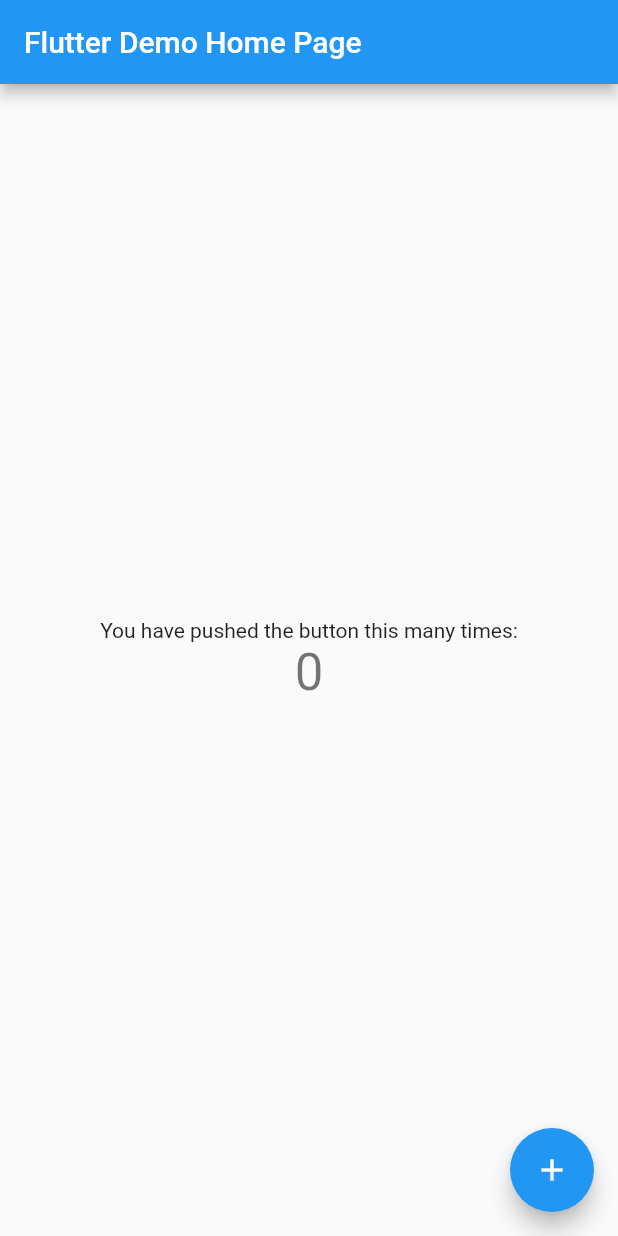
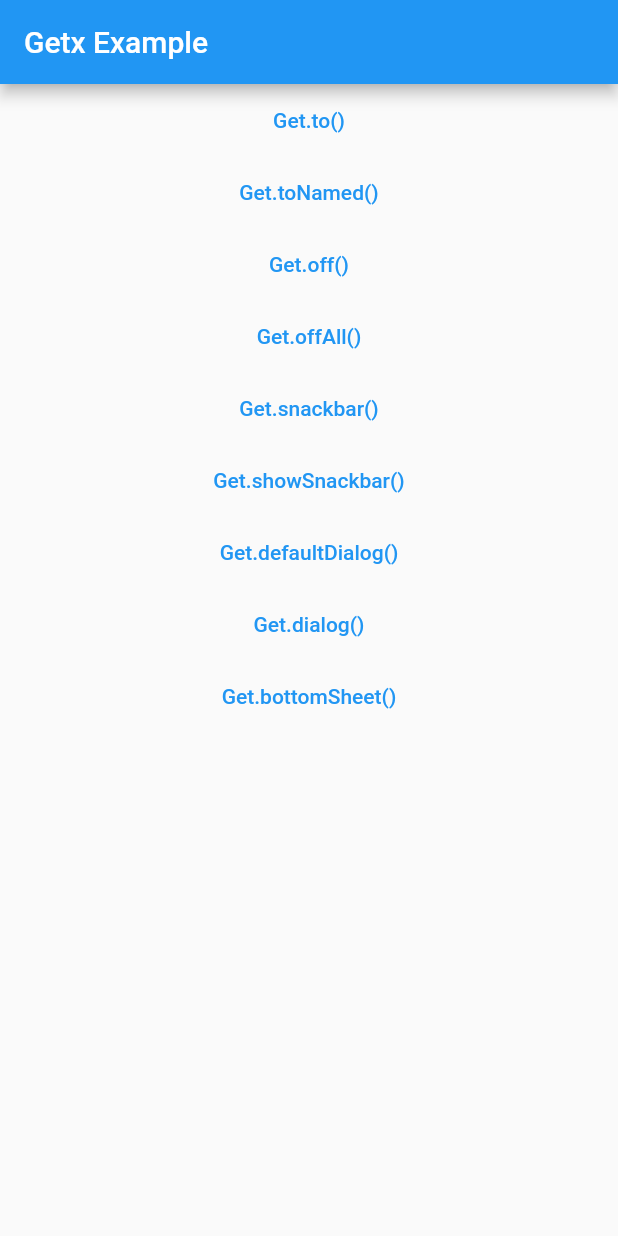
Before and after one commit to JangInHwa/flutter-getx-practice-1, a Flutter app: the screen it shows after launch, on a phone screen of 412 x 824 dp. Run offline on Flutter 3.47's test engine with Material 2 defaults, Android fonts, the phone set to English and light mode, and no system bars; our stand-ins replace get.

```diff
--- a/lib/main.dart
+++ b/lib/main.dart
@@ -1,4 +1,5 @@
 import 'package:flutter/material.dart';
+import 'package:get/get.dart';
 
 void main() {
   runApp(const MyApp());
@@ -7,109 +8,103 @@
 class MyApp extends StatelessWidget {
   const MyApp({Key? key}) : super(key: key);
 
-  // This widget is the root of your application.
   @override
   Widget build(BuildContext context) {
-    return MaterialApp(
+    return GetMaterialApp(
       title: 'Flutter Demo',
       theme: ThemeData(
-        // This is the theme of your application.
-        //
-        // Try running your application with "flutter run". You'll see the
-        // application has a blue toolbar. Then, without quitting the app, try
-        // changing the primarySwatch below to Colors.green and then invoke
-        // "hot reload" (press "r" in the console where you ran "flutter run",
-        // or simply save your changes to "hot reload" in a Flutter IDE).
-        // Notice that the counter didn't reset back to zero; the application
-        // is not restarted.
         primarySwatch: Colors.blue,
       ),
-      home: const MyHomePage(title: 'Flutter Demo Home Page'),
+      debugShowCheckedModeBanner: false,
+      home: const MyHomePage(),
+      getPages: [
+        GetPage(name: '/next', page: () => const NextPage()),
+      ],
     );
   }
 }
 
-class MyHomePage extends StatefulWidget {
-  const MyHomePage({Key? key, required this.title}) : super(key: key);
-
-  // This widget is the home page of your application. It is stateful, meaning
-  // that it has a State object (defined below) that contains fields that affect
-  // how it looks.
-
-  // This class is the configuration for the state. It holds the values (in this
-  // case the title) provided by the parent (in this case the App widget) and
-  // used by the build method of the State. Fields in a Widget subclass are
-  // always marked "final".
-
-  final String title;
-
-  @override
-  State<MyHomePage> createState() => _MyHomePageState();
-}
-
-class _MyHomePageState extends State<MyHomePage> {
-  int _counter = 0;
-
-  void _incrementCounter() {
-    setState(() {
-      // This call to setState tells the Flutter framework that something has
-      // changed in this State, which causes it to rerun the build method below
-      // so that the display can reflect the updated values. If we changed
-      // _counter without calling setState(), then the build method would not be
-      // called again, and so nothing would appear to happen.
-      _counter++;
-    });
-  }
+class MyHomePage extends StatelessWidget {
+  const MyHomePage({Key? key}) : super(key: key);
 
   @override
   Widget build(BuildContext context) {
-    // This method is rerun every time setState is called, for instance as done
-    // by the _incrementCounter method above.
-    //
-    // The Flutter framework has been optimized to make rerunning build methods
-    // fast, so that you can just rebuild anything that needs updating rather
-    // than having to individually change instances of widgets.
     return Scaffold(
       appBar: AppBar(
-        // Here we take the value from the MyHomePage object that was created by
-        // the App.build method, and use it to set our appbar title.
-        title: Text(widget.title),
+        title: const Text('Getx Example'),
       ),
-      body: Center(
-        // Center is a layout widget. It takes a single child and positions it
-        // in the middle of the parent.
-        child: Column(
-          // Column is also a layout widget. It takes a list of children and
-          // arranges them vertically. By default, it sizes itself to fit its
-          // children horizontally, and tries to be as tall as its parent.
-          //
-          // Invoke "debug painting" (press "p" in the console, choose the
-          // "Toggle Debug Paint" action from the Flutter Inspector in Android
-          // Studio, or the "Toggle Debug Paint" command in Visual Studio Code)
-          // to see the wireframe for each widget.
-          //
-          // Column has various properties to control how it sizes itself and
-          // how it positions its children. Here we use mainAxisAlignment to
-          // center the children vertically; the main axis here is the vertical
-          // axis because Columns are vertical (the cross axis would be
-          // horizontal).
-          mainAxisAlignment: MainAxisAlignment.center,
-          children: <Widget>[
-            const Text(
-              'You have pushed the button this many times:',
-            ),
-            Text(
-              '$_counter',
-              style: Theme.of(context).textTheme.headline4,
-            ),
-          ],
-        ),
+      body: ListView(
+        children: [
+          TextButton(
+            child: const Text('Get.to()'),
+            onPressed: () {
+              Get.to(() => const NextPage());
+            },
+          ),
+          TextButton(
+            child: const Text('Get.toNamed()'),
+            onPressed: () {
+              Get.toNamed('/next');
+            },
+          ),
+          TextButton(
+            child: const Text('Get.off()'),
+            onPressed: () {
+              Get.to(() => const GetOffPage());
+            },
+          ),
+          TextButton(child: const Text('Get.offAll()'), onPressed: () {}),
+          TextButton(child: const Text('Get.snackbar()'), onPressed: () {}),
+          TextButton(child: const Text('Get.showSnackbar()'), onPressed: () {}),
+          TextButton(child: const Text('Get.defaultDialog()'), onPressed: () {}),
+          TextButton(child: const Text('Get.dialog()'), onPressed: () {}),
+          TextButton(child: const Text('Get.bottomSheet()'), onPressed: () {}),
+        ],
       ),
-      floatingActionButton: FloatingActionButton(
-        onPressed: _incrementCounter,
-        tooltip: 'Increment',
-        child: const Icon(Icons.add),
-      ), // This trailing comma makes auto-formatting nicer for build methods.
     );
   }
 }
+
+class NextPage extends StatelessWidget {
+  const NextPage({Key? key}) : super(key: key);
+
+  @override
+  Widget build(BuildContext context) {
+    return Scaffold(
+      appBar: AppBar(
+        title: const Text('Next Page'),
+      ),
+      body: ListView(
+        children: [
+          TextButton(
+            onPressed: () {
+              Get.back();
+            },
+            child: const Text('Get.back()'),
+          ),
+        ],
+      ),
+    );
+  }
+}
+
+class GetOffPage extends StatelessWidget {
+  const GetOffPage({Key? key}) : super(key: key);
+
+  @override
+  Widget build(BuildContext context) {
+    return Scaffold(
+      appBar: AppBar(
+        title: const Text('GetoffPage'),
+      ),
+      body: Center(
+        child: TextButton(
+          child: const Text('Get.off() to NextPage'),
+          onPressed: () {
+            Get.off(() => const NextPage());
+          },
+        ),
+      ),
+    );
+  }
+}
```
Also changed, not shown: 1 other file.
